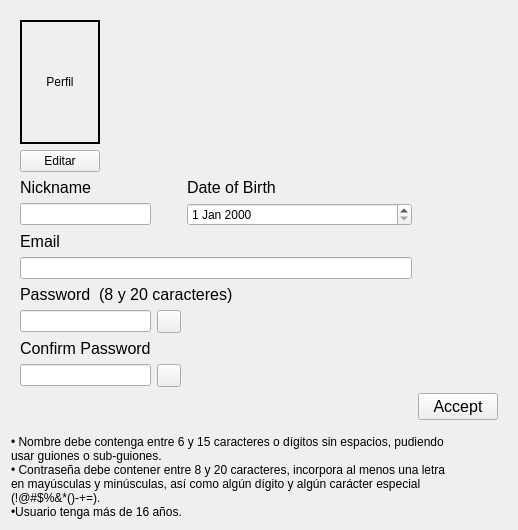
This is Trabajo/signup.ui in KaiacUPV/PROYECTO-IHM as Qt 5 draws it before an edit. The edited form follows.
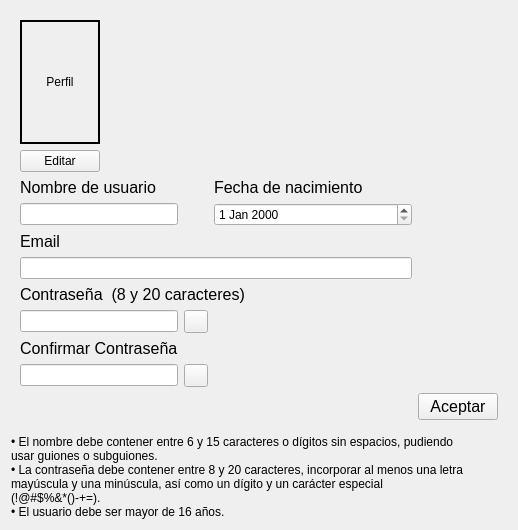
This is the edited form.

What changed in the file:
```diff
--- a/Trabajo/signup.ui
+++ b/Trabajo/signup.ui
@@ -31,7 +31,7 @@
          </font>
         </property>
         <property name="text">
-         <string>Nickname</string>
+         <string>Nombre de usuario</string>
         </property>
        </widget>
       </item>
@@ -49,7 +49,7 @@
          </font>
         </property>
         <property name="text">
-         <string>Confirm Password</string>
+         <string>Confirmar Contraseña</string>
         </property>
        </widget>
       </item>
@@ -80,7 +80,7 @@
          </font>
         </property>
         <property name="text">
-         <string>Date of Birth</string>
+         <string>Fecha de nacimiento</string>
         </property>
        </widget>
       </item>
@@ -181,7 +181,7 @@
          </font>
         </property>
         <property name="text">
-         <string>Password  (8 y 20 caracteres)</string>
+         <string>Contraseña  (8 y 20 caracteres)</string>
         </property>
        </widget>
       </item>
@@ -215,7 +215,7 @@
          </font>
         </property>
         <property name="text">
-         <string>Accept</string>
+         <string>Aceptar</string>
         </property>
        </widget>
       </item>
@@ -231,12 +231,12 @@
       </sizepolicy>
      </property>
      <property name="text">
-      <string>• Nombre debe contenga entre 6 y 15 caracteres o dígitos sin espacios, pudiendo
-usar guiones o sub-guiones.
-• Contraseña debe contener entre 8 y 20 caracteres, incorpora al menos una letra
-en mayúsculas y minúsculas, así como algún dígito y algún carácter especial
+      <string>• El nombre debe contener entre 6 y 15 caracteres o dígitos sin espacios, pudiendo
+usar guiones o subguiones.
+• La contraseña debe contener entre 8 y 20 caracteres, incorporar al menos una letra
+mayúscula y una minúscula, así como un dígito y un carácter especial
 (!@#$%&amp;*()-+=).
-•Usuario tenga más de 16 años.</string>
+• El usuario debe ser mayor de 16 años.</string>
      </property>
     </widget>
    </item>
```
Left out of the diff: 2 changed lines with no effect on the pictures.
